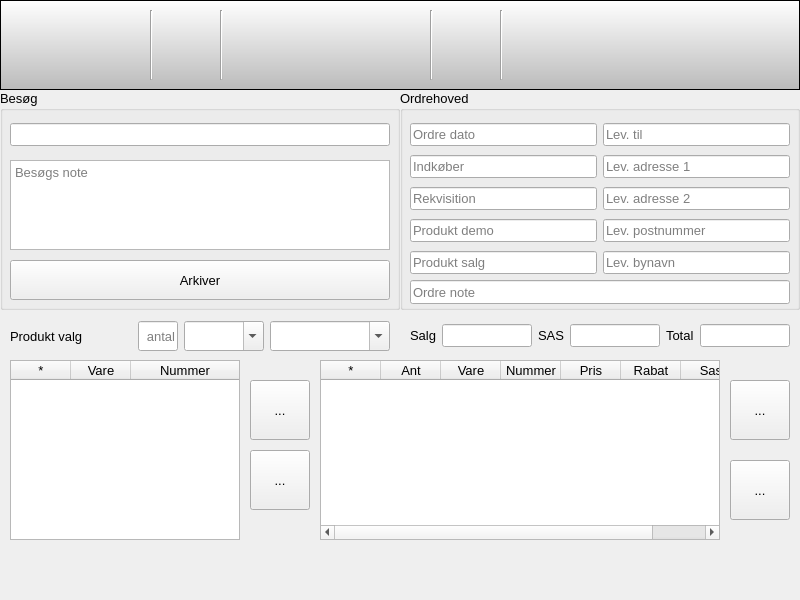
Above: buildtools/ui/main_window.ui from fhdk/eordre-app.pyqt before the change. Below: the same form after it.
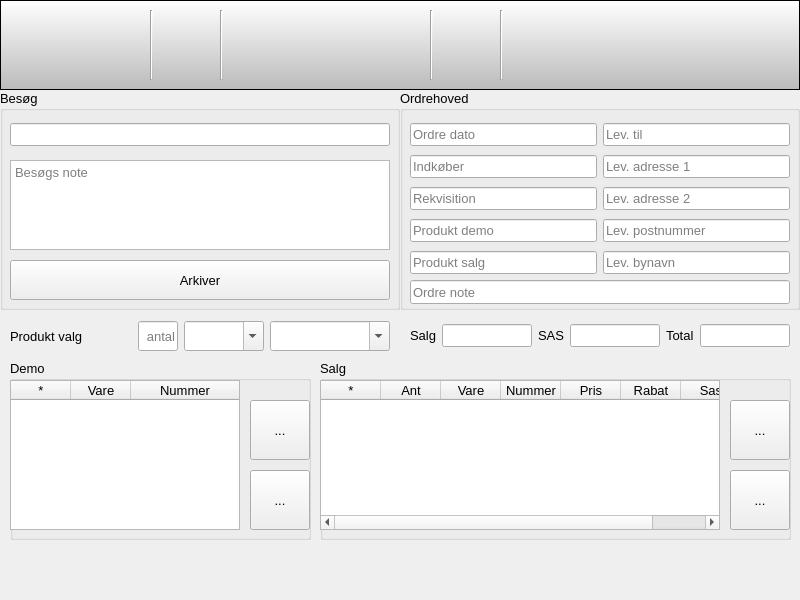
That is the form after the change. Icons and pictures are not drawn.

```diff
--- a/buildtools/ui/main_window.ui
+++ b/buildtools/ui/main_window.ui
@@ -2281,216 +2281,6 @@
        <string>custid</string>
       </property>
      </widget>
-     <widget class="QTableWidget" name="widgetTableDemo">
-      <property name="geometry">
-       <rect>
-        <x>10</x>
-        <y>270</y>
-        <width>230</width>
-        <height>180</height>
-       </rect>
-      </property>
-      <property name="font">
-       <font>
-        <pointsize>10</pointsize>
-       </font>
-      </property>
-      <property name="toolTip">
-       <string>Demo </string>
-      </property>
-      <property name="locale">
-       <locale language="Danish" country="Denmark"/>
-      </property>
-      <property name="editTriggers">
-       <set>QAbstractItemView::AllEditTriggers</set>
-      </property>
-      <property name="alternatingRowColors">
-       <bool>true</bool>
-      </property>
-      <property name="selectionMode">
-       <enum>QAbstractItemView::SingleSelection</enum>
-      </property>
-      <property name="selectionBehavior">
-       <enum>QAbstractItemView::SelectRows</enum>
-      </property>
-      <property name="cornerButtonEnabled">
-       <bool>false</bool>
-      </property>
-      <property name="columnCount">
-       <number>3</number>
-      </property>
-      <attribute name="horizontalHeaderCascadingSectionResizes">
-       <bool>true</bool>
-      </attribute>
-      <attribute name="horizontalHeaderDefaultSectionSize">
-       <number>60</number>
-      </attribute>
-      <attribute name="horizontalHeaderMinimumSectionSize">
-       <number>10</number>
-      </attribute>
-      <attribute name="horizontalHeaderStretchLastSection">
-       <bool>true</bool>
-      </attribute>
-      <attribute name="verticalHeaderMinimumSectionSize">
-       <number>30</number>
-      </attribute>
-      <attribute name="verticalHeaderStretchLastSection">
-       <bool>false</bool>
-      </attribute>
-      <column>
-       <property name="text">
-        <string>*</string>
-       </property>
-      </column>
-      <column>
-       <property name="text">
-        <string>Vare</string>
-       </property>
-      </column>
-      <column>
-       <property name="text">
-        <string>Nummer</string>
-       </property>
-      </column>
-     </widget>
-     <widget class="QToolButton" name="toolButtonAddDemo">
-      <property name="geometry">
-       <rect>
-        <x>250</x>
-        <y>290</y>
-        <width>60</width>
-        <height>60</height>
-       </rect>
-      </property>
-      <property name="text">
-       <string>...</string>
-      </property>
-      <property name="icon">
-       <iconset resource="../icons/system.qrc">
-        <normaloff>:/system/add.png</normaloff>:/system/add.png</iconset>
-      </property>
-      <property name="iconSize">
-       <size>
-        <width>32</width>
-        <height>32</height>
-       </size>
-      </property>
-     </widget>
-     <widget class="QTableWidget" name="widgetTableSale">
-      <property name="geometry">
-       <rect>
-        <x>320</x>
-        <y>270</y>
-        <width>400</width>
-        <height>180</height>
-       </rect>
-      </property>
-      <property name="font">
-       <font>
-        <pointsize>10</pointsize>
-       </font>
-      </property>
-      <property name="toolTip">
-       <string>Demo </string>
-      </property>
-      <property name="locale">
-       <locale language="Danish" country="Denmark"/>
-      </property>
-      <property name="editTriggers">
-       <set>QAbstractItemView::AllEditTriggers</set>
-      </property>
-      <property name="alternatingRowColors">
-       <bool>true</bool>
-      </property>
-      <property name="selectionMode">
-       <enum>QAbstractItemView::SingleSelection</enum>
-      </property>
-      <property name="selectionBehavior">
-       <enum>QAbstractItemView::SelectRows</enum>
-      </property>
-      <property name="cornerButtonEnabled">
-       <bool>false</bool>
-      </property>
-      <property name="columnCount">
-       <number>7</number>
-      </property>
-      <attribute name="horizontalHeaderCascadingSectionResizes">
-       <bool>true</bool>
-      </attribute>
-      <attribute name="horizontalHeaderDefaultSectionSize">
-       <number>60</number>
-      </attribute>
-      <attribute name="horizontalHeaderMinimumSectionSize">
-       <number>10</number>
-      </attribute>
-      <attribute name="horizontalHeaderStretchLastSection">
-       <bool>true</bool>
-      </attribute>
-      <attribute name="verticalHeaderMinimumSectionSize">
-       <number>30</number>
-      </attribute>
-      <attribute name="verticalHeaderStretchLastSection">
-       <bool>false</bool>
-      </attribute>
-      <column>
-       <property name="text">
-        <string>*</string>
-       </property>
-      </column>
-      <column>
-       <property name="text">
-        <string>Ant</string>
-       </property>
-      </column>
-      <column>
-       <property name="text">
-        <string>Vare</string>
-       </property>
-      </column>
-      <column>
-       <property name="text">
-        <string>Nummer</string>
-       </property>
-      </column>
-      <column>
-       <property name="text">
-        <string>Pris</string>
-       </property>
-      </column>
-      <column>
-       <property name="text">
-        <string>Rabat</string>
-       </property>
-      </column>
-      <column>
-       <property name="text">
-        <string>Sas</string>
-       </property>
-      </column>
-     </widget>
-     <widget class="QToolButton" name="toolButtonAddSale">
-      <property name="geometry">
-       <rect>
-        <x>730</x>
-        <y>290</y>
-        <width>60</width>
-        <height>60</height>
-       </rect>
-      </property>
-      <property name="text">
-       <string>...</string>
-      </property>
-      <property name="icon">
-       <iconset resource="../icons/system.qrc">
-        <normaloff>:/system/add.png</normaloff>:/system/add.png</iconset>
-      </property>
-      <property name="iconSize">
-       <size>
-        <width>32</width>
-        <height>32</height>
-       </size>
-      </property>
-     </widget>
      <widget class="QWidget" name="gridLayoutWidget_3">
       <property name="geometry">
        <rect>
@@ -2690,51 +2480,287 @@
        </item>
       </layout>
      </widget>
-     <widget class="QToolButton" name="toolButtonRemoveDemo">
+     <widget class="QGroupBox" name="groupBoxDemo">
       <property name="geometry">
        <rect>
-        <x>250</x>
-        <y>360</y>
-        <width>60</width>
-        <height>60</height>
+        <x>10</x>
+        <y>270</y>
+        <width>301</width>
+        <height>180</height>
        </rect>
       </property>
-      <property name="text">
-       <string>...</string>
+      <property name="title">
+       <string>Demo</string>
       </property>
-      <property name="icon">
-       <iconset resource="../icons/system.qrc">
-        <normaloff>:/system/delete.png</normaloff>:/system/delete.png</iconset>
-      </property>
-      <property name="iconSize">
-       <size>
-        <width>32</width>
-        <height>32</height>
-       </size>
-      </property>
+      <widget class="QTableWidget" name="widgetTableDemo">
+       <property name="geometry">
+        <rect>
+         <x>0</x>
+         <y>20</y>
+         <width>230</width>
+         <height>150</height>
+        </rect>
+       </property>
+       <property name="font">
+        <font>
+         <pointsize>10</pointsize>
+        </font>
+       </property>
+       <property name="toolTip">
+        <string>Demo </string>
+       </property>
+       <property name="locale">
+        <locale language="Danish" country="Denmark"/>
+       </property>
+       <property name="editTriggers">
+        <set>QAbstractItemView::AllEditTriggers</set>
+       </property>
+       <property name="alternatingRowColors">
+        <bool>true</bool>
+       </property>
+       <property name="selectionMode">
+        <enum>QAbstractItemView::SingleSelection</enum>
+       </property>
+       <property name="selectionBehavior">
+        <enum>QAbstractItemView::SelectRows</enum>
+       </property>
+       <property name="cornerButtonEnabled">
+        <bool>false</bool>
+       </property>
+       <property name="columnCount">
+        <number>3</number>
+       </property>
+       <attribute name="horizontalHeaderCascadingSectionResizes">
+        <bool>true</bool>
+       </attribute>
+       <attribute name="horizontalHeaderDefaultSectionSize">
+        <number>60</number>
+       </attribute>
+       <attribute name="horizontalHeaderMinimumSectionSize">
+        <number>10</number>
+       </attribute>
+       <attribute name="horizontalHeaderStretchLastSection">
+        <bool>true</bool>
+       </attribute>
+       <attribute name="verticalHeaderMinimumSectionSize">
+        <number>30</number>
+       </attribute>
+       <attribute name="verticalHeaderStretchLastSection">
+        <bool>false</bool>
+       </attribute>
+       <column>
+        <property name="text">
+         <string>*</string>
+        </property>
+       </column>
+       <column>
+        <property name="text">
+         <string>Vare</string>
+        </property>
+       </column>
+       <column>
+        <property name="text">
+         <string>Nummer</string>
+        </property>
+       </column>
+      </widget>
+      <widget class="QToolButton" name="toolButtonAddDemo">
+       <property name="geometry">
+        <rect>
+         <x>240</x>
+         <y>40</y>
+         <width>60</width>
+         <height>60</height>
+        </rect>
+       </property>
+       <property name="text">
+        <string>...</string>
+       </property>
+       <property name="icon">
+        <iconset resource="../icons/system.qrc">
+         <normaloff>:/system/add.png</normaloff>:/system/add.png</iconset>
+       </property>
+       <property name="iconSize">
+        <size>
+         <width>32</width>
+         <height>32</height>
+        </size>
+       </property>
+      </widget>
+      <widget class="QToolButton" name="toolButtonRemoveDemo">
+       <property name="geometry">
+        <rect>
+         <x>240</x>
+         <y>110</y>
+         <width>60</width>
+         <height>60</height>
+        </rect>
+       </property>
+       <property name="text">
+        <string>...</string>
+       </property>
+       <property name="icon">
+        <iconset resource="../icons/system.qrc">
+         <normaloff>:/system/delete.png</normaloff>:/system/delete.png</iconset>
+       </property>
+       <property name="iconSize">
+        <size>
+         <width>32</width>
+         <height>32</height>
+        </size>
+       </property>
+      </widget>
      </widget>
-     <widget class="QToolButton" name="toolButtonRemoveSale">
+     <widget class="QGroupBox" name="groupBoxSale">
       <property name="geometry">
        <rect>
-        <x>730</x>
-        <y>370</y>
-        <width>60</width>
-        <height>60</height>
+        <x>320</x>
+        <y>270</y>
+        <width>471</width>
+        <height>180</height>
        </rect>
       </property>
-      <property name="text">
-       <string>...</string>
+      <property name="title">
+       <string>Salg</string>
       </property>
-      <property name="icon">
-       <iconset resource="../icons/system.qrc">
-        <normaloff>:/system/delete.png</normaloff>:/system/delete.png</iconset>
-      </property>
-      <property name="iconSize">
-       <size>
-        <width>32</width>
-        <height>32</height>
-       </size>
-      </property>
+      <widget class="QTableWidget" name="widgetTableSale">
+       <property name="geometry">
+        <rect>
+         <x>0</x>
+         <y>20</y>
+         <width>400</width>
+         <height>150</height>
+        </rect>
+       </property>
+       <property name="font">
+        <font>
+         <pointsize>10</pointsize>
+        </font>
+       </property>
+       <property name="toolTip">
+        <string>Demo </string>
+       </property>
+       <property name="locale">
+        <locale language="Danish" country="Denmark"/>
+       </property>
+       <property name="editTriggers">
+        <set>QAbstractItemView::AllEditTriggers</set>
+       </property>
+       <property name="alternatingRowColors">
+        <bool>true</bool>
+       </property>
+       <property name="selectionMode">
+        <enum>QAbstractItemView::SingleSelection</enum>
+       </property>
+       <property name="selectionBehavior">
+        <enum>QAbstractItemView::SelectRows</enum>
+       </property>
+       <property name="cornerButtonEnabled">
+        <bool>false</bool>
+       </property>
+       <property name="columnCount">
+        <number>7</number>
+       </property>
+       <attribute name="horizontalHeaderCascadingSectionResizes">
+        <bool>true</bool>
+       </attribute>
+       <attribute name="horizontalHeaderDefaultSectionSize">
+        <number>60</number>
+       </attribute>
+       <attribute name="horizontalHeaderMinimumSectionSize">
+        <number>10</number>
+       </attribute>
+       <attribute name="horizontalHeaderStretchLastSection">
+        <bool>true</bool>
+       </attribute>
+       <attribute name="verticalHeaderMinimumSectionSize">
+        <number>30</number>
+       </attribute>
+       <attribute name="verticalHeaderStretchLastSection">
+        <bool>false</bool>
+       </attribute>
+       <column>
+        <property name="text">
+         <string>*</string>
+        </property>
+       </column>
+       <column>
+        <property name="text">
+         <string>Ant</string>
+        </property>
+       </column>
+       <column>
+        <property name="text">
+         <string>Vare</string>
+        </property>
+       </column>
+       <column>
+        <property name="text">
+         <string>Nummer</string>
+        </property>
+       </column>
+       <column>
+        <property name="text">
+         <string>Pris</string>
+        </property>
+       </column>
+       <column>
+        <property name="text">
+         <string>Rabat</string>
+        </property>
+       </column>
+       <column>
+        <property name="text">
+         <string>Sas</string>
+        </property>
+       </column>
+      </widget>
+      <widget class="QToolButton" name="toolButtonRemoveSale">
+       <property name="geometry">
+        <rect>
+         <x>410</x>
+         <y>110</y>
+         <width>60</width>
+         <height>60</height>
+        </rect>
+       </property>
+       <property name="text">
+        <string>...</string>
+       </property>
+       <property name="icon">
+        <iconset resource="../icons/system.qrc">
+         <normaloff>:/system/delete.png</normaloff>:/system/delete.png</iconset>
+       </property>
+       <property name="iconSize">
+        <size>
+         <width>32</width>
+         <height>32</height>
+        </size>
+       </property>
+      </widget>
+      <widget class="QToolButton" name="toolButtonAddSale">
+       <property name="geometry">
+        <rect>
+         <x>410</x>
+         <y>40</y>
+         <width>60</width>
+         <height>60</height>
+        </rect>
+       </property>
+       <property name="text">
+        <string>...</string>
+       </property>
+       <property name="icon">
+        <iconset resource="../icons/system.qrc">
+         <normaloff>:/system/add.png</normaloff>:/system/add.png</iconset>
+       </property>
+       <property name="iconSize">
+        <size>
+         <width>32</width>
+         <height>32</height>
+        </size>
+       </property>
+      </widget>
      </widget>
     </widget>
    </widget>
```
Left out of the diff: 6 changed lines with no effect on the pictures.
